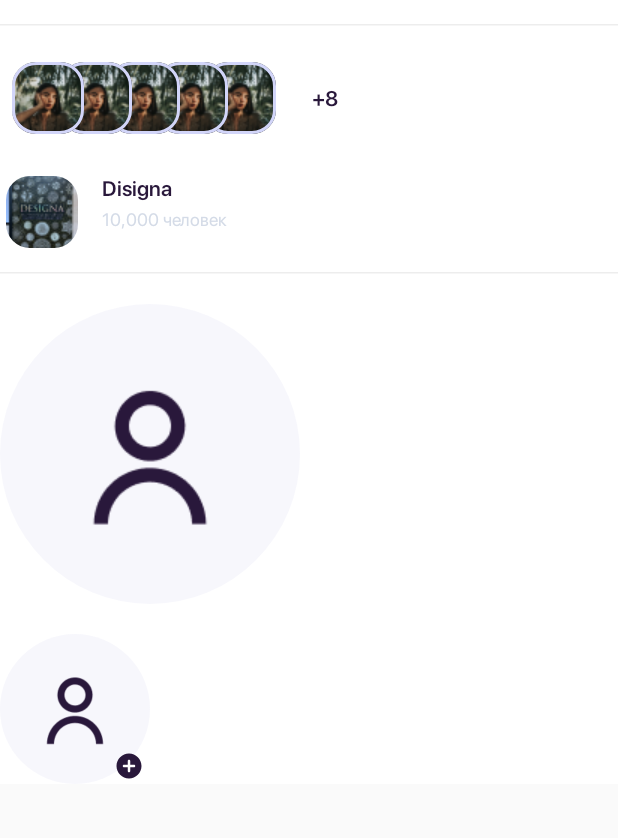
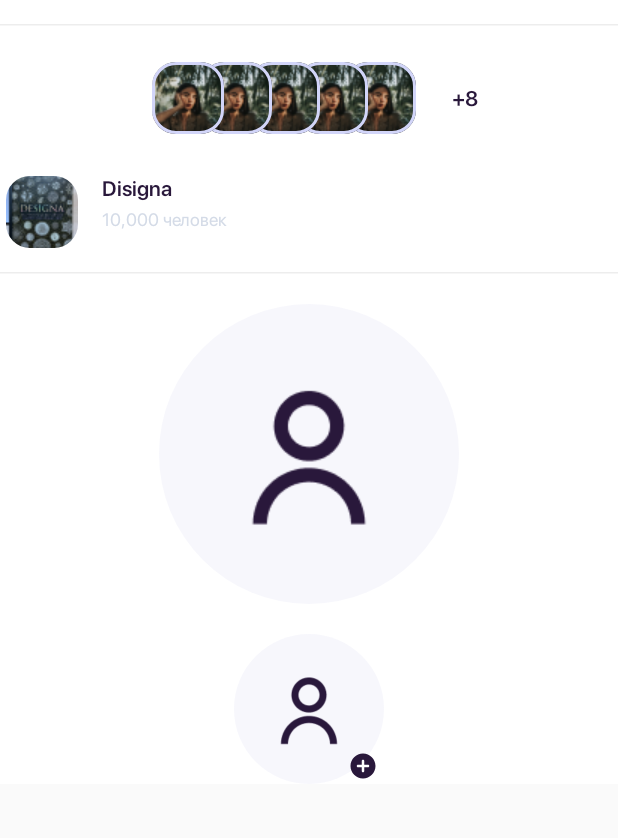
Before and after one commit to BIBLETUM/Meet, an Android app built with Jetpack Compose: the screen it shows after launch (MainActivity), on a phone screen of 412 x 824 dp, the part 102-940 px from its top. Run offline under Robolectric (Android 15) with nearby library versions, the phone set to English and light mode, and no system bars.

Commit message:
Fixed preview

```diff
--- a/app/src/main/java/ru/wb/meetings/presentation/MainActivity.kt
+++ b/app/src/main/java/ru/wb/meetings/presentation/MainActivity.kt
@@ -6,6 +6,7 @@ import androidx.activity.compose.setContent
 import androidx.compose.foundation.background
 import androidx.compose.foundation.layout.Arrangement
 import androidx.compose.foundation.lazy.LazyColumn
+import androidx.compose.ui.Alignment
 import androidx.compose.ui.Modifier
 import androidx.compose.ui.graphics.Color
 import androidx.compose.ui.unit.dp
@@ -23,7 +24,8 @@ class MainActivity : ComponentActivity() {
             MeetsTheme {
                 LazyColumn(
                     modifier = Modifier.background(color = Color.White),
-                    verticalArrangement = Arrangement.spacedBy(20.dp)
+                    verticalArrangement = Arrangement.spacedBy(20.dp),
+                    horizontalAlignment = Alignment.CenterHorizontally
                 ) {
                     item {
                         EventCard()
```
